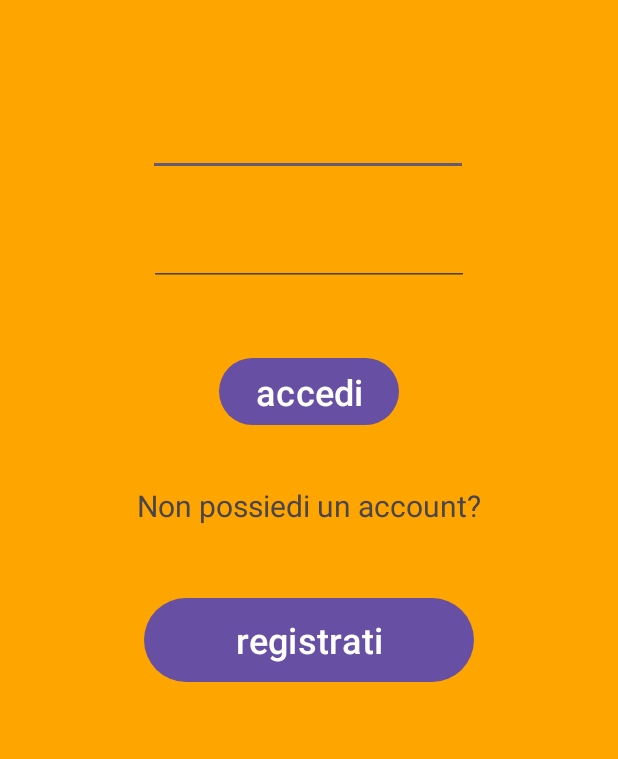
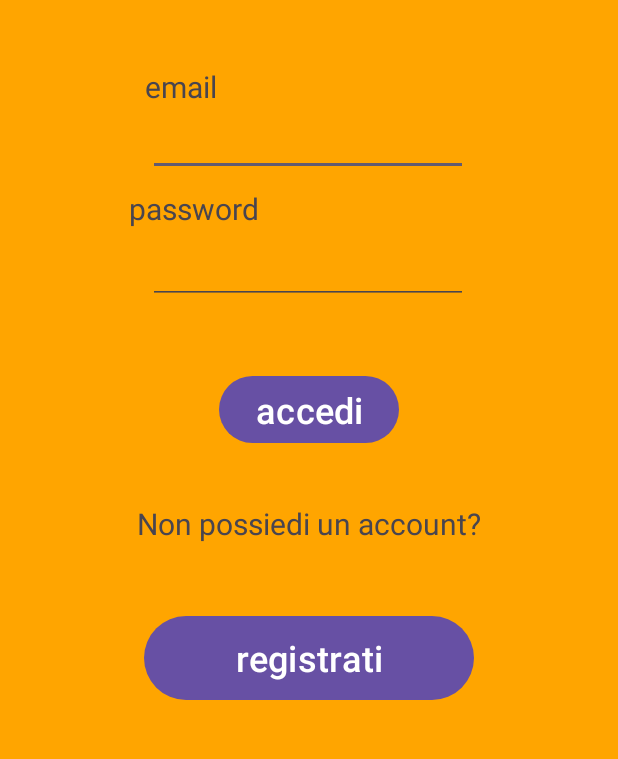
Before and after one commit to heartoftheprojects/PiadinaParty, an Android app: the layout activity_schermata1.xml on its own in the app's theme, with its tools: preview values and no code run, on a phone screen of 412 x 824 dp, the part 339-1098 px from its top. Run offline under Robolectric (Android 15) with nearby library versions, the phone set to English and light mode, and no system bars.

Commit message:
commit activity_schermata1_1_1.xml

```diff
--- a/app/src/main/res/layout/activity_schermata1.xml
+++ b/app/src/main/res/layout/activity_schermata1.xml
@@ -44,11 +44,11 @@
         android:id="@+id/Password"
         android:layout_width="wrap_content"
         android:layout_height="wrap_content"
-        android:layout_marginTop="28dp"
+        android:layout_marginTop="40dp"
         android:ems="10"
         android:inputType="textPassword"
         app:layout_constraintEnd_toEndOf="parent"
-        app:layout_constraintHorizontal_bias="0.5"
+        app:layout_constraintHorizontal_bias="0.497"
         app:layout_constraintStart_toStartOf="parent"
         app:layout_constraintTop_toBottomOf="@+id/Email" />
 
@@ -94,4 +94,28 @@
         app:layout_constraintHorizontal_bias="0.5"
         app:layout_constraintStart_toStartOf="parent"
         app:layout_constraintTop_toBottomOf="@+id/Password" />
+
+    <TextView
+        android:id="@+id/email"
+        android:layout_width="wrap_content"
+        android:layout_height="wrap_content"
+        android:layout_marginTop="44dp"
+        android:text="email"
+        android:textSize="20sp"
+        app:layout_constraintEnd_toEndOf="parent"
+        app:layout_constraintHorizontal_bias="0.265"
+        app:layout_constraintStart_toStartOf="parent"
+        app:layout_constraintTop_toBottomOf="@+id/imageView" />
+
+    <TextView
+        android:id="@+id/password"
+        android:layout_width="wrap_content"
+        android:layout_height="wrap_content"
+        android:layout_marginTop="8dp"
+        android:text="password"
+        android:textSize="20sp"
+        app:layout_constraintEnd_toEndOf="parent"
+        app:layout_constraintHorizontal_bias="0.265"
+        app:layout_constraintStart_toStartOf="parent"
+        app:layout_constraintTop_toBottomOf="@+id/Email" />
 </androidx.constraintlayout.widget.ConstraintLayout>
```
Also changed, not shown: app/src/main/res/layout/activity_schermata1_1.xml (added, +138 -0 lines).
